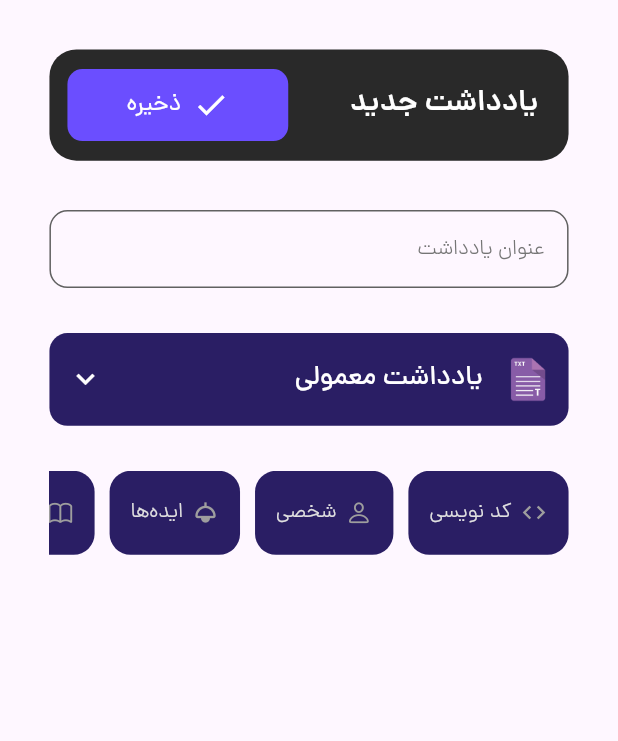
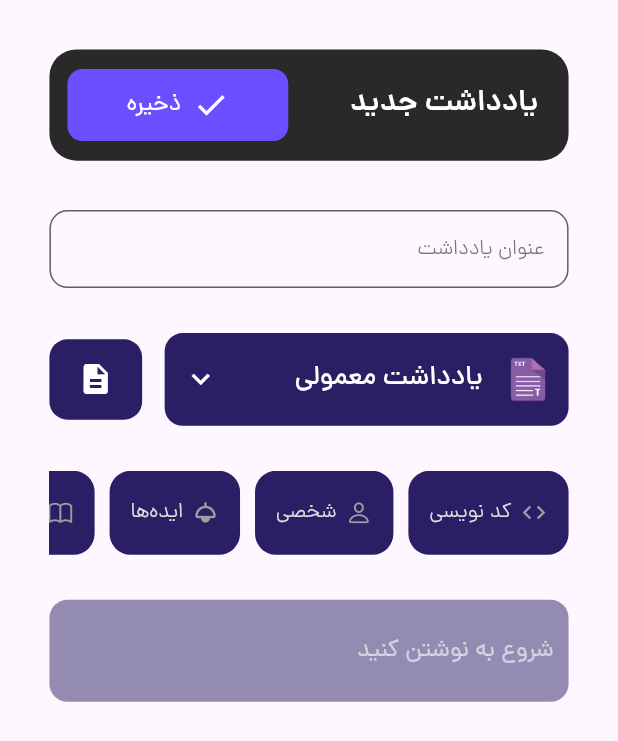
Before and after one commit to ardavan8102/codenote, a Flutter app: the AddNewNotePage widget shown alone on an empty page, opened directly, after a tap on "ذخیره", on a phone screen of 412 x 824 dp. Shown: the top 741 px of the screen. Run offline on Flutter 3.47's test engine with Material 3 defaults, Android fonts, the phone set to English and light mode, and no system bars; our stand-ins replace flutter_riverpod, flutter_svg, hive, hive_flutter, shamsi_date; accounts and stored records are empty.

Commit message:
finished: add new note page

```diff
--- /dev/null
+++ b/lib/core/helpers/note_type_extention.dart
@@ -0,0 +1,38 @@
+import 'package:code_note/core/models/hive/note_model.dart';
+import 'package:flutter/material.dart';
+
+extension NoteTypeExtension on NoteType {
+  IconData get icon {
+    switch (this) {
+      case NoteType.note:
+        return Icons.description;
+      case NoteType.bug:
+        return Icons.bug_report;
+      case NoteType.task:
+        return Icons.task_alt;
+      case NoteType.idea:
+        return Icons.lightbulb_outline;
+      case NoteType.snippet:
+        return Icons.code;
+      case NoteType.personal:
+        return Icons.person;
+    }
+  }
+
+  String get label {
+    switch (this) {
+      case NoteType.note:
+        return 'یادداشت';
+      case NoteType.bug:
+        return 'باگ و بوگ';
+      case NoteType.task:
+        return 'تسک';
+      case NoteType.idea:
+        return 'ایده';
+      case NoteType.snippet:
+        return 'قطعه کد';
+      case NoteType.personal:
+        return 'شخصی';
+    }
+  }
+}
--- a/lib/page_handler.dart
+++ b/lib/page_handler.dart
@@ -36,6 +36,7 @@ class PageHandlerScreen extends ConsumerWidget {
 
     return Scaffold(
       backgroundColor: AppSolidColors.scaffoldBackground,
+      resizeToAvoidBottomInset: false,
       body: SafeArea(
         child: SizedBox(
           height: size.height,
--- a/lib/presentation/view/navigation_pages/add_new_note.dart
+++ b/lib/presentation/view/navigation_pages/add_new_note.dart
@@ -1,11 +1,15 @@
 import 'package:code_note/const/colors.dart';
 import 'package:code_note/const/dimens.dart';
 import 'package:code_note/core/controllers/category_controller.dart';
+import 'package:code_note/core/controllers/note_controller.dart';
+import 'package:code_note/core/controllers/page_handler_controller.dart';
+import 'package:code_note/core/helpers/note_type_extention.dart';
 import 'package:code_note/core/models/category_model.dart';
 import 'package:code_note/core/models/hive/note_model.dart';
 import 'package:code_note/presentation/widgets/dropdowns/choose_lang_dropdown.dart';
 import 'package:flutter/material.dart';
 import 'package:flutter_riverpod/flutter_riverpod.dart';
+import 'package:uuid/uuid.dart';
 
 class AddNewNotePage extends ConsumerStatefulWidget {
   const AddNewNotePage({super.key});
@@ -17,20 +21,30 @@ class AddNewNotePage extends ConsumerStatefulWidget {
 class _AddNewNotePageState extends ConsumerState<AddNewNotePage> {
 
   late final TextEditingController _titleController;
+  late final TextEditingController _contentController;
 
   NoteLanguage _selectedLanguage = NoteLanguage.plainText; // --> Default value
 
   int? _selectedCategoryId;
 
+  NoteType _selectedNoteType = NoteType.note;
+
   @override
   void initState() {
     super.initState();
+
     _titleController = TextEditingController();
+
+    _contentController = TextEditingController();
+
   }
 
   @override
   void dispose() {
     _titleController.dispose();
+
+    _contentController.dispose();
+
     super.dispose();
   }
 
@@ -45,6 +59,7 @@ class _AddNewNotePageState extends ConsumerState<AddNewNotePage> {
 
     return Padding(
       padding: EdgeInsets.all(Dimens.mainScaffoldPadding(context)),
+      child: SingleChildScrollView(
         child: Column(
           children: [
             // appbar
@@ -67,8 +82,14 @@ class _AddNewNotePageState extends ConsumerState<AddNewNotePage> {
 
                 const SizedBox(height: 30),
 
-              // choose language
-              Container(
+                // choose language & type
+                Row(
+                  spacing: 15,
+                  children: [
+
+                    // language
+                    Expanded(
+                      child: Container(
                         width: size.width,
                         height: size.width * .15,
                         padding: const EdgeInsets.all(12),
@@ -86,18 +107,140 @@ class _AddNewNotePageState extends ConsumerState<AddNewNotePage> {
                           },
                         ),
                       ),
+                    ),
+
+                    // type
+                    GestureDetector(
+                      onTap: () => _openNoteTypeSheet(context),
+                      child: Container(
+                        width: size.width * .15,
+                        height: size.height * .065,
+                        decoration: BoxDecoration(
+                          color: AppSolidColors.darkPurpleBackground,
+                          borderRadius: BorderRadius.circular(12),
+                        ),
+                        child: Icon(
+                          _selectedNoteType.icon,
+                          color: Colors.white,
+                        ),
+                      ),
+                    ),
+                  ],
+                ),
 
                 const SizedBox(height: 30),
 
                 // choose category
                 categoriesListView(categories),
+
+                const SizedBox(height: 30),
+
+                // content
+                Container(
+                  padding: EdgeInsets.all(10),
+                  decoration: BoxDecoration(
+                    color: AppSolidColors.darkPurpleBackground.withValues(alpha: .5),
+                    borderRadius: BorderRadius.circular(12)
+                  ),
+                  child: TextFormField(
+                    controller: _contentController,
+                    maxLines: null,
+                    keyboardType: .multiline,
+                    textAlignVertical: .top,
+                    style: textTheme.bodyMedium!.copyWith(
+                      color: Colors.white70,
+                      height: 1.5
+                    ),
+                    decoration: InputDecoration(
+                      hintText: 'شروع به نوشتن کنید',
+                      hintStyle: textTheme.labelMedium!.copyWith(
+                        color: Colors.white.withValues(alpha: .6)
+                      ),
+                      border: .none,
+                      focusedBorder: .none,
+                      contentPadding: .zero,
+                    ),
+                  ),
+                ),
               ],
             ),
           ],
         ),
+      ),
     );
   }
 
+  // choose note type bottom sheet
+  void _openNoteTypeSheet(BuildContext context) {
+    showModalBottomSheet(
+      context: context,
+      backgroundColor: AppSolidColors.sectionDarkBackground,
+      shape: const RoundedRectangleBorder(
+        borderRadius: BorderRadius.vertical(top: Radius.circular(20)),
+      ),
+      builder: (_) {
+        return Padding(
+          padding: const EdgeInsets.all(20),
+          child: GridView.builder(
+            shrinkWrap: true,
+            itemCount: NoteType.values.length,
+            gridDelegate: const SliverGridDelegateWithFixedCrossAxisCount(
+              crossAxisCount: 3,
+              mainAxisSpacing: 16,
+              crossAxisSpacing: 16,
+            ),
+            itemBuilder: (context, index) {
+              final type = NoteType.values[index];
+              final isSelected = type == _selectedNoteType;
+
+              return GestureDetector(
+                onTap: () {
+
+                  setState(() {
+
+                    _selectedNoteType = type;
+
+                  });
+
+                  Navigator.pop(context);
+                },
+                child: AnimatedContainer(
+                  duration: const Duration(milliseconds: 200),
+                  decoration: BoxDecoration(
+                    color: isSelected
+                        ? AppSolidColors.primary
+                        : AppSolidColors.darkPurpleBackground,
+                    borderRadius: BorderRadius.circular(14),
+                    border: Border.all(
+                      color: isSelected
+                          ? AppSolidColors.primary
+                          : Colors.grey.shade700,
+                    ),
+                  ),
+                  child: Column(
+                    mainAxisAlignment: MainAxisAlignment.center,
+                    children: [
+                      Icon(type.icon, color: Colors.white),
+                      const SizedBox(height: 6),
+                      Text(
+                        type.label,
+                        style: Theme.of(context)
+                            .textTheme
+                            .labelSmall
+                            ?.copyWith(color: Colors.white),
+                      ),
+                    ],
+                  ),
+                ),
+              );
+            },
+          ),
+        );
+      },
+    );
+  }
+
+  // choose category
   SizedBox categoriesListView(List<NoteCategoryModel> categories) {
     return SizedBox(
       height: 56,
@@ -147,6 +290,7 @@ class _AddNewNotePageState extends ConsumerState<AddNewNotePage> {
     );
   }
 
+  // title field decoration
   InputDecoration _inputDecoration(TextTheme textTheme) {
     return InputDecoration(
       enabledBorder: OutlineInputBorder(
@@ -174,6 +318,7 @@ class _AddNewNotePageState extends ConsumerState<AddNewNotePage> {
     );
   }
 
+  // top app bar
   Container topAppBar(Size size, TextTheme textTheme) {
     return Container(
       height: size.height * .09,
@@ -195,7 +340,11 @@ class _AddNewNotePageState extends ConsumerState<AddNewNotePage> {
           Expanded(
             child: GestureDetector(
               onTap: () {
+                _saveNote();
 
+                _resetForm();
+
+                ref.read(pageHandlerControllerProvider.notifier).changePage(1); // --> go to notes list
               },
               child: Container(
                 decoration: BoxDecoration(
@@ -228,21 +377,36 @@ class _AddNewNotePageState extends ConsumerState<AddNewNotePage> {
       ),
     );
   }
+
+  // save note
+  void _saveNote() {
+
+    ref.read(notesControllerProvider.notifier).addNote(
+      NoteModel(
+        id: const Uuid().v4(),
+        title: _titleController.text.trim(),
+        content: _contentController.text,
+        type: _selectedNoteType.index,
+        categoryId: _selectedCategoryId ?? 2,
+        createdAt: DateTime.now(),
+        updatedAt: DateTime.now(),
+        language: _selectedLanguage
+      ),
+    );
+
   }
 
+  // reset form
+  void _resetForm() {
 
+    setState(() {
+      _titleController.value = TextEditingValue.empty;
+      _contentController.value = TextEditingValue.empty;
 
+      _selectedLanguage = NoteLanguage.plainText;
+      _selectedNoteType = NoteType.note;
+      _selectedCategoryId = null;
+    });
 
-// ref.read(notesControllerProvider.notifier).addNote(
-//   NoteModel(
-//     id: const Uuid().v4(),
-//     title: _titleTextEditingController.text.trim(),
-//     content: 'AsyncNotifier > StateNotifier',
-//     type: NoteType.note.index,
-//     categoryId: _selectedCategoryId ?? 2,
-//     tags: ['flutter', 'riverpod'],
-//     createdAt: DateTime.now(),
-//     updatedAt: DateTime.now(),
-//     language: _selectedLanguage,
-//   ),
-// );
+  }
+}
--- a/lib/presentation/view/navigation_pages/notes_page.dart
+++ b/lib/presentation/view/navigation_pages/notes_page.dart
@@ -1,8 +1,6 @@
 import 'package:code_note/const/colors.dart';
 import 'package:code_note/const/dimens.dart';
 import 'package:code_note/core/controllers/note_controller.dart';
-import 'package:code_note/core/helpers/language_extention.dart';
-import 'package:code_note/core/models/hive/note_model.dart';
 import 'package:code_note/presentation/widgets/containers/notes_grid_item.dart';
 import 'package:flutter/material.dart';
 import 'package:flutter_riverpod/flutter_riverpod.dart';
```
Lines whose indentation alone changed are shown as unchanged.
